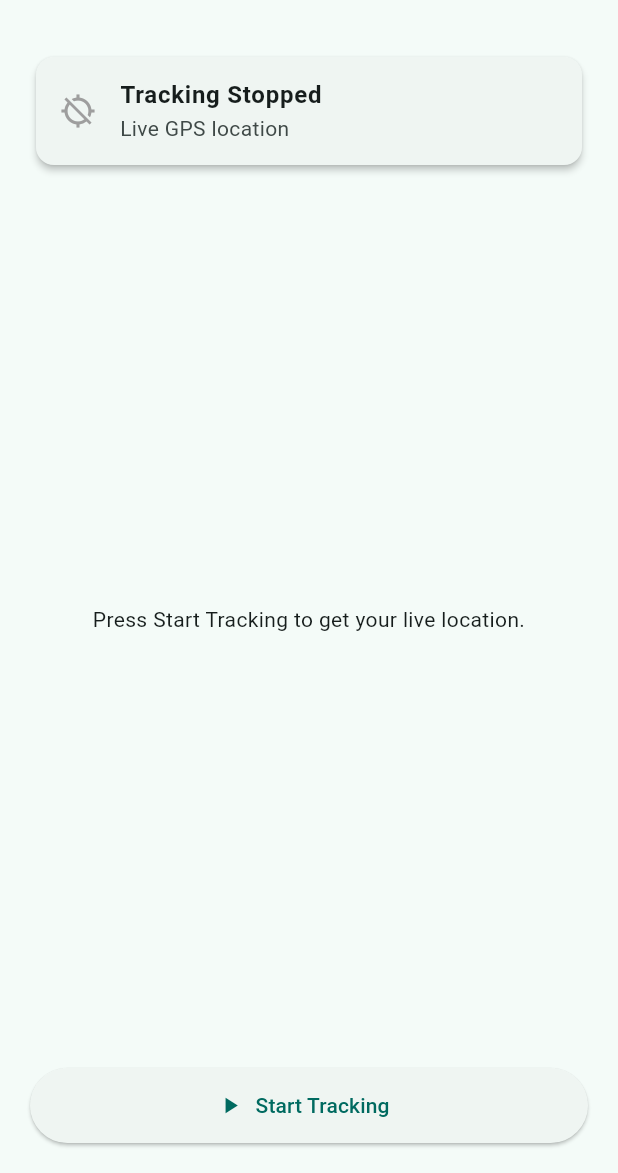
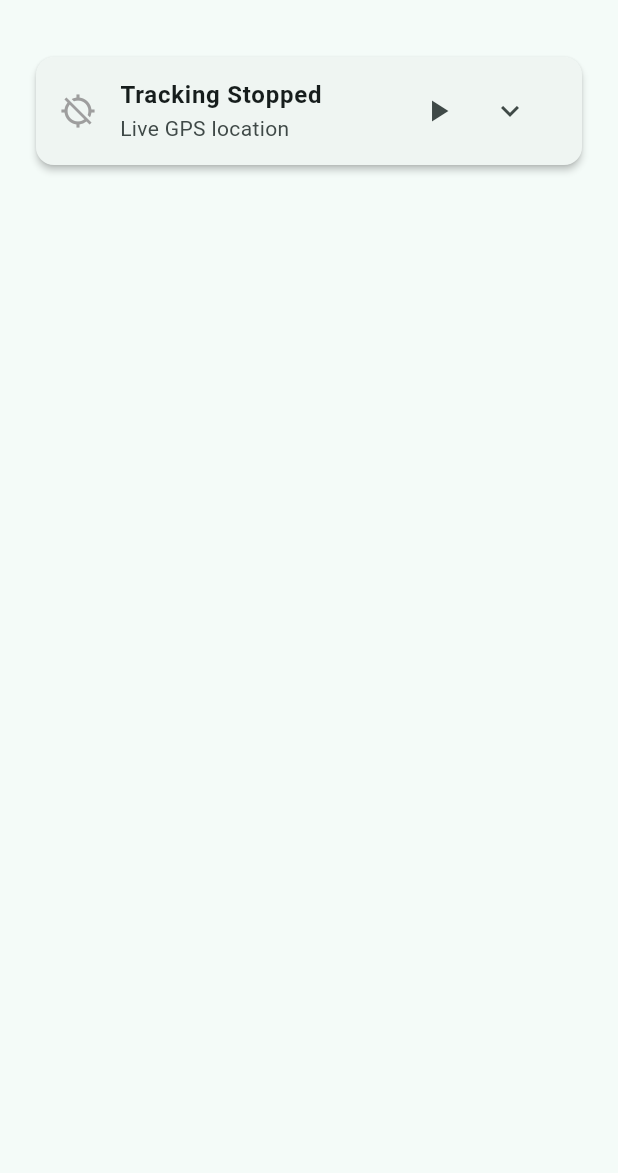
Before and after one commit to Swagnik02/Next-Stop, a Flutter app: the screen it shows after launch, on a phone screen of 412 x 824 dp, the part 63-1236 px from its top. Run offline on Flutter 3.47's test engine with Material 3 defaults, Android fonts, the phone set to English and light mode, and no system bars; our stand-ins replace flutter_riverpod, geolocator, permission_handler.

Commit message:
code refactor

```diff
--- a/lib/features/arrival/view/arrival_screen.dart
+++ b/lib/features/arrival/view/arrival_screen.dart
@@ -1,12 +1,26 @@
 import 'package:flutter/material.dart';
 import 'package:flutter_riverpod/flutter_riverpod.dart';
 import 'package:next_stop/features/arrival/controller/arrival_controller.dart';
+import 'package:next_stop/features/arrival/widgets/tracking_bar_widget.dart';
 
-class ArrivalScreen extends ConsumerWidget {
+class ArrivalScreen extends ConsumerStatefulWidget {
   const ArrivalScreen({super.key});
 
   @override
-  Widget build(BuildContext context, WidgetRef ref) {
+  ConsumerState<ArrivalScreen> createState() => _ArrivalScreenState();
+}
+
+class _ArrivalScreenState extends ConsumerState<ArrivalScreen> {
+  bool showLocationDetails = false;
+
+  void toggleLocationDetails() {
+    setState(() {
+      showLocationDetails = !showLocationDetails;
+    });
+  }
+
+  @override
+  Widget build(BuildContext context) {
     final position = ref.watch(arrivalProvider);
     final controller = ref.read(arrivalProvider.notifier);
 
@@ -18,130 +32,18 @@ class ArrivalScreen extends ConsumerWidget {
         padding: const EdgeInsets.all(20),
         child: Column(
           children: [
-            /// Tracking status card
-            Card(
-              elevation: 2,
-              child: ListTile(
-                leading: Icon(
-                  isTracking ? Icons.gps_fixed : Icons.gps_off,
-                  color: isTracking ? Colors.teal : Colors.grey,
-                ),
-                title: Text(
-                  isTracking ? "Tracking Active" : "Tracking Stopped",
-                  style: const TextStyle(fontWeight: FontWeight.bold),
-                ),
-                subtitle: const Text("Live GPS location"),
-              ),
+            trackingBar(
+              showLocationDetails,
+              isTracking,
+              controller,
+              position,
+              toggleLocationDetails, // 👈 pass callback
             ),
 
-            const SizedBox(height: 20),
-
-            /// Location information
-            if (position != null)
-              Expanded(
-                child: Card(
-                  elevation: 2,
-                  child: Padding(
-                    padding: const EdgeInsets.all(20),
-                    child: Column(
-                      children: [
-                        const Text(
-                          "Current Location",
-                          style: TextStyle(
-                            fontSize: 18,
-                            fontWeight: FontWeight.bold,
-                          ),
-                        ),
-
-                        const SizedBox(height: 20),
-
-                        _infoTile(
-                          icon: Icons.my_location,
-                          title: "Latitude",
-                          value: position.latitude.toString(),
-                        ),
-
-                        _infoTile(
-                          icon: Icons.place,
-                          title: "Longitude",
-                          value: position.longitude.toString(),
-                        ),
-
-                        _infoTile(
-                          icon: Icons.speed,
-                          title: "Speed",
-                          value: "${position.speed.toStringAsFixed(2)} m/s",
-                        ),
-
-                        _infoTile(
-                          icon: Icons.gps_fixed,
-                          title: "Accuracy",
-                          value: "${position.accuracy.toStringAsFixed(2)} m",
-                        ),
-
-                        _infoTile(
-                          icon: Icons.terrain,
-                          title: "Altitude",
-                          value: "${position.altitude.toStringAsFixed(2)} m",
-                        ),
-
-                        _infoTile(
-                          icon: Icons.explore,
-                          title: "Heading",
-                          value: position.heading.toStringAsFixed(2),
-                        ),
-                      ],
-                    ),
-                  ),
-                ),
-              ),
-
-            if (position == null)
-              const Expanded(
-                child: Center(
-                  child: Text(
-                    "Press Start Tracking to get your live location.",
-                    textAlign: TextAlign.center,
-                  ),
-                ),
-              ),
-
-            const SizedBox(height: 20),
-
-            /// Start / Stop button
-            SizedBox(
-              width: double.infinity,
-              height: 50,
-              child: ElevatedButton.icon(
-                icon: Icon(isTracking ? Icons.stop : Icons.play_arrow),
-                label: Text(isTracking ? "Stop Tracking" : "Start Tracking"),
-                onPressed: () {
-                  if (isTracking) {
-                    controller.stopTracking();
-                  } else {
-                    controller.startTracking();
-                  }
-                },
-              ),
-            ),
+            const Expanded(child: SizedBox()),
           ],
         ),
       ),
     );
   }
-
-  static Widget _infoTile({
-    required IconData icon,
-    required String title,
-    required String value,
-  }) {
-    return ListTile(
-      leading: Icon(icon),
-      title: Text(title),
-      trailing: Text(
-        value,
-        style: const TextStyle(fontWeight: FontWeight.bold),
-      ),
-    );
-  }
 }
--- /dev/null
+++ b/lib/features/arrival/widgets/tracking_bar_widget.dart
@@ -0,0 +1,128 @@
+import 'package:flutter/material.dart';
+import 'package:geolocator/geolocator.dart';
+import 'package:next_stop/features/arrival/controller/arrival_controller.dart';
+
+Card trackingBar(
+  bool showLocationDetails,
+  bool isTracking,
+  ArrivalController controller,
+  Position? position,
+  VoidCallback toggleLocationDetails, // 👈 new
+) {
+  return Card(
+    elevation: 2,
+    child: Column(
+      children: [
+        ListTile(
+          leading: Icon(
+            isTracking ? Icons.gps_fixed : Icons.gps_off,
+            color: isTracking ? Colors.teal : Colors.grey,
+          ),
+
+          title: Text(
+            isTracking ? "Tracking Active" : "Tracking Stopped",
+            style: const TextStyle(fontWeight: FontWeight.bold),
+          ),
+
+          subtitle: const Text("Live GPS location"),
+
+          trailing: Row(
+            mainAxisSize: MainAxisSize.min,
+            children: [
+              /// Start / Stop tracking
+              IconButton(
+                icon: Icon(isTracking ? Icons.stop : Icons.play_arrow),
+                onPressed: () {
+                  if (isTracking) {
+                    controller.stopTracking();
+                  } else {
+                    controller.startTracking();
+                  }
+                },
+              ),
+
+              /// Expand / Collapse
+              IconButton(
+                icon: Icon(
+                  showLocationDetails
+                      ? Icons.keyboard_arrow_up
+                      : Icons.keyboard_arrow_down,
+                ),
+                onPressed: toggleLocationDetails, // 👈 use callback
+              ),
+            ],
+          ),
+        ),
+
+        if (showLocationDetails && position != null)
+          Padding(
+            padding: const EdgeInsets.all(20),
+            child: Column(
+              children: [
+                const Text(
+                  "Current Location",
+                  style: TextStyle(fontSize: 18, fontWeight: FontWeight.bold),
+                ),
+
+                const SizedBox(height: 20),
+
+                _infoTile(
+                  icon: Icons.my_location,
+                  title: "Latitude",
+                  value: position.latitude.toString(),
+                ),
+
+                _infoTile(
+                  icon: Icons.place,
+                  title: "Longitude",
+                  value: position.longitude.toString(),
+                ),
+
+                _infoTile(
+                  icon: Icons.speed,
+                  title: "Speed",
+                  value: "${position.speed.toStringAsFixed(2)} m/s",
+                ),
+
+                _infoTile(
+                  icon: Icons.gps_fixed,
+                  title: "Accuracy",
+                  value: "${position.accuracy.toStringAsFixed(2)} m",
+                ),
+
+                _infoTile(
+                  icon: Icons.terrain,
+                  title: "Altitude",
+                  value: "${position.altitude.toStringAsFixed(2)} m",
+                ),
+
+                _infoTile(
+                  icon: Icons.explore,
+                  title: "Heading",
+                  value: position.heading.toStringAsFixed(2),
+                ),
+              ],
+            ),
+          ),
+
+        if (showLocationDetails && position == null)
+          const Padding(
+            padding: EdgeInsets.symmetric(vertical: 10),
+            child: Text("Location not available yet"),
+          ),
+      ],
+    ),
+  );
+}
+
+Widget _infoTile({
+  required IconData icon,
+  required String title,
+  required String value,
+}) {
+  return ListTile(
+    leading: Icon(icon),
+    title: Text(title),
+    trailing: Text(value, style: const TextStyle(fontWeight: FontWeight.bold)),
+  );
+}
```
